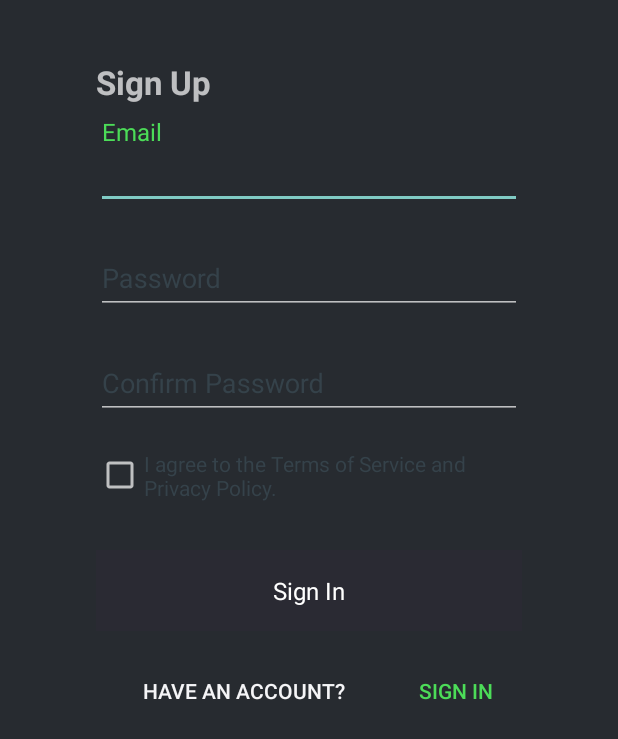
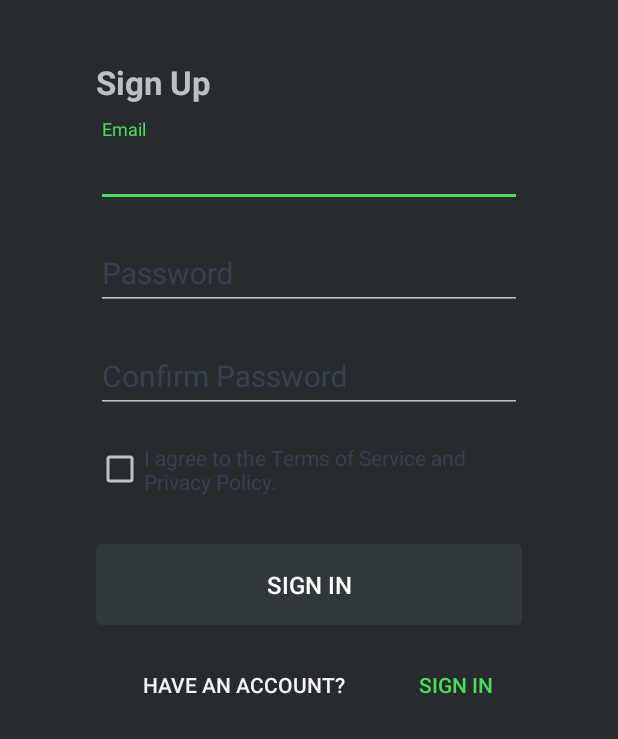
Before and after one commit to sdenom01/robogrow-android-kotlin, an Android app: the screen it shows after launch (RegisterActivity), after a tap on "SIGN UP", on a phone screen of 412 x 824 dp. Shown: the top 739 px of the screen. Run offline under Robolectric (Android 15) with nearby library versions, the phone set to English and light mode, and no system bars.

Commit message:
Added lots of style changes for login and registration pages

```diff
--- a/app/build.gradle
+++ b/app/build.gradle
@@ -28,10 +28,11 @@ dependencies {
     implementation "org.jetbrains.kotlin:kotlin-stdlib-jdk7:$kotlin_version"
     implementation 'androidx.appcompat:appcompat:1.0.2'
     implementation 'androidx.core:core-ktx:1.0.2'
-    implementation 'com.google.android.material:material:1.0.0'
+    implementation 'com.google.android.material:material:1.2.1'
     implementation 'androidx.annotation:annotation:1.0.2'
     implementation 'androidx.constraintlayout:constraintlayout:1.1.3'
     implementation 'androidx.lifecycle:lifecycle-extensions:2.0.0'
+    implementation 'com.android.volley:volley:1.1.1'
     testImplementation 'junit:junit:4.12'
     androidTestImplementation 'androidx.test:runner:1.1.1'
     androidTestImplementation 'androidx.test.espresso:espresso-core:3.1.1'
--- a/app/src/main/java/io/robogrow/ui/login/LoginActivity.kt
+++ b/app/src/main/java/io/robogrow/ui/login/LoginActivity.kt
@@ -9,6 +9,7 @@ import androidx.annotation.StringRes
 import androidx.appcompat.app.AppCompatActivity
 import android.text.Editable
 import android.text.TextWatcher
+import android.util.Log
 import android.view.View
 import android.view.inputmethod.EditorInfo
 import android.widget.Button
@@ -18,6 +19,7 @@ import android.widget.Toast
 
 import io.robogrow.R
 import io.robogrow.ui.register.RegisterActivity
+import kotlin.math.log
 
 class LoginActivity : AppCompatActivity() {
 
@@ -46,6 +48,7 @@ class LoginActivity : AppCompatActivity() {
             if (loginState.usernameError != null) {
                 username.error = getString(loginState.usernameError)
             }
+
             if (loginState.passwordError != null) {
                 password.error = getString(loginState.passwordError)
             }
@@ -75,7 +78,7 @@ class LoginActivity : AppCompatActivity() {
         }
 
         password.apply {
-            username.afterTextChanged {
+            password.afterTextChanged {
                 loginViewModel.loginDataChanged(
                     username.text.toString(),
                     password.text.toString()
--- a/app/src/main/java/io/robogrow/ui/register/RegisterActivity.kt
+++ b/app/src/main/java/io/robogrow/ui/register/RegisterActivity.kt
@@ -17,6 +17,7 @@ import android.widget.ProgressBar
 import android.widget.Toast
 
 import io.robogrow.R
+import io.robogrow.ui.login.LoginActivity
 
 class RegisterActivity : AppCompatActivity() {
 
@@ -115,7 +116,7 @@ class RegisterActivity : AppCompatActivity() {
             }
 
             signIn.setOnClickListener {
-                val intent = Intent(this@RegisterActivity, RegisterActivity::class.java).apply {
+                val intent = Intent(this@RegisterActivity, LoginActivity::class.java).apply {
 
                 }
 
--- /dev/null
+++ b/app/src/main/res/drawable-v24/robogrow_button_normal.xml
@@ -0,0 +1,5 @@
+<?xml version="1.0" encoding="utf-8"?>
+<shape xmlns:android="http://schemas.android.com/apk/res/android" android:shape="rectangle" android:padding="90dp">
+    <solid android:color="@color/colorAccent"/>
+    <corners android:bottomRightRadius="4dp" android:bottomLeftRadius="4dp" android:topLeftRadius="4dp" android:topRightRadius="4dp"/>
+</shape>
--- /dev/null
+++ b/app/src/main/res/drawable/robogrow_button_disabled.xml
@@ -0,0 +1,5 @@
+<?xml version="1.0" encoding="utf-8"?>
+<shape xmlns:android="http://schemas.android.com/apk/res/android" android:shape="rectangle" android:padding="90dp">
+    <solid android:color="@color/colorDisabled"/>
+    <corners android:bottomRightRadius="4dp" android:bottomLeftRadius="4dp" android:topLeftRadius="4dp" android:topRightRadius="4dp"/>
+</shape>
--- /dev/null
+++ b/app/src/main/res/drawable/robogrow_button_pressed.xml
@@ -0,0 +1,5 @@
+<?xml version="1.0" encoding="utf-8"?>
+<shape xmlns:android="http://schemas.android.com/apk/res/android" android:shape="rectangle" android:padding="90dp">
+    <solid android:color="@color/colorAccentDark"/>
+    <corners android:bottomRightRadius="4dp" android:bottomLeftRadius="4dp" android:topLeftRadius="4dp" android:topRightRadius="4dp"/>
+</shape>
--- /dev/null
+++ b/app/src/main/res/drawable/robogrow_button_selected.xml
@@ -0,0 +1,5 @@
+<?xml version="1.0" encoding="utf-8"?>
+<shape xmlns:android="http://schemas.android.com/apk/res/android" android:shape="rectangle" android:padding="90dp">
+    <solid android:color="@color/colorAccent"/>
+    <corners android:bottomRightRadius="4dp" android:bottomLeftRadius="4dp" android:topLeftRadius="4dp" android:topRightRadius="4dp"/>
+</shape>
--- /dev/null
+++ b/app/src/main/res/drawable/robogrow_button_selector.xml
@@ -0,0 +1,7 @@
+<?xml version="1.0" encoding="utf-8"?>
+<selector xmlns:android="http://schemas.android.com/apk/res/android">
+    <item android:drawable="@drawable/robogrow_button_selected" android:state_selected="true"></item>
+    <item android:drawable="@drawable/robogrow_button_pressed" android:state_pressed="true"></item>
+    <item android:drawable="@drawable/robogrow_button_disabled" android:state_enabled="false"></item>
+    <item android:drawable="@drawable/robogrow_button_normal"></item>
+</selector>
--- a/app/src/main/res/layout/activity_login.xml
+++ b/app/src/main/res/layout/activity_login.xml
@@ -36,6 +36,7 @@
 
     <com.google.android.material.textfield.TextInputLayout
         android:id="@+id/input_layout_username"
+        android:theme="@style/RobogrowTextLayoutLabel"
         android:layout_width="match_parent"
         android:layout_height="wrap_content"
         android:layout_marginTop="20dp"
@@ -45,8 +46,7 @@
         android:textColorHint="@color/roboHint"
         app:layout_constraintEnd_toEndOf="parent"
         app:layout_constraintStart_toStartOf="parent"
-        app:layout_constraintTop_toBottomOf="@id/logo_name"
-        app:hintTextAppearance="@style/RobogrowTextLayout">
+        app:layout_constraintTop_toBottomOf="@id/logo_name">
 
         <com.google.android.material.textfield.TextInputEditText
             android:id="@+id/et_username"
@@ -60,6 +60,7 @@
 
     <com.google.android.material.textfield.TextInputLayout
         android:id="@+id/input_layout_password"
+        android:theme="@style/RobogrowTextLayoutLabel"
         android:layout_width="match_parent"
         android:layout_height="wrap_content"
         android:layout_marginTop="20dp"
@@ -69,8 +70,7 @@
         android:textColorHint="@color/roboHint"
         app:layout_constraintEnd_toEndOf="parent"
         app:layout_constraintStart_toStartOf="parent"
-        app:layout_constraintTop_toBottomOf="@id/input_layout_username"
-        app:hintTextAppearance="@style/RobogrowTextLayout">
+        app:layout_constraintTop_toBottomOf="@id/input_layout_username">
 
         <com.google.android.material.textfield.TextInputEditText
             android:id="@+id/et_password"
@@ -84,7 +84,6 @@
     </com.google.android.material.textfield.TextInputLayout>
 
     <Button
-        style="@style/Widget.MaterialComponents.Button"
         android:id="@+id/login"
         android:layout_width="match_parent"
         android:layout_height="wrap_content"
@@ -93,7 +92,7 @@
         android:layout_marginStart="48dp"
         android:layout_marginEnd="48dp"
         android:enabled="false"
-        android:background="@color/colorAccent"
+        android:background="@drawable/robogrow_button_selector"
         android:textSize="16sp"
         android:padding="16dp"
         android:textColor="@android:color/white"
--- a/app/src/main/res/layout/activity_register.xml
+++ b/app/src/main/res/layout/activity_register.xml
@@ -27,6 +27,7 @@
 
     <com.google.android.material.textfield.TextInputLayout
         android:id="@+id/input_layout_username"
+        android:theme="@style/RobogrowTextLayoutLabel"
         android:layout_width="match_parent"
         android:layout_height="wrap_content"
         android:layout_marginTop="10dp"
@@ -36,8 +37,7 @@
         android:textColorHint="@color/roboHint"
         app:layout_constraintEnd_toEndOf="parent"
         app:layout_constraintStart_toStartOf="parent"
-        app:layout_constraintTop_toBottomOf="@id/tv_sign_up"
-        app:hintTextAppearance="@style/RobogrowTextLayout">
+        app:layout_constraintTop_toBottomOf="@id/tv_sign_up">
 
         <com.google.android.material.textfield.TextInputEditText
             android:id="@+id/et_username"
@@ -51,6 +51,7 @@
 
     <com.google.android.material.textfield.TextInputLayout
         android:id="@+id/input_layout_password"
+        android:theme="@style/RobogrowTextLayoutLabel"
         android:layout_width="match_parent"
         android:layout_height="wrap_content"
         android:layout_marginTop="10dp"
@@ -60,8 +61,7 @@
         android:textColorHint="@color/roboHint"
         app:layout_constraintEnd_toEndOf="parent"
         app:layout_constraintStart_toStartOf="parent"
-        app:layout_constraintTop_toBottomOf="@id/input_layout_username"
-        app:hintTextAppearance="@style/RobogrowTextLayout">
+        app:layout_constraintTop_toBottomOf="@id/input_layout_username">
 
         <com.google.android.material.textfield.TextInputEditText
             android:id="@+id/et_password"
@@ -74,6 +74,7 @@
 
     <com.google.android.material.textfield.TextInputLayout
         android:id="@+id/input_layout_password_2"
+        android:theme="@style/RobogrowTextLayoutLabel"
         android:layout_width="match_parent"
         android:layout_height="wrap_content"
         android:layout_marginTop="10dp"
@@ -83,8 +84,7 @@
         android:textColorHint="@color/roboHint"
         app:layout_constraintEnd_toEndOf="parent"
         app:layout_constraintStart_toStartOf="parent"
-        app:layout_constraintTop_toBottomOf="@id/input_layout_password"
-        app:hintTextAppearance="@style/RobogrowTextLayout">
+        app:layout_constraintTop_toBottomOf="@id/input_layout_password">
 
         <com.google.android.material.textfield.TextInputEditText
             android:id="@+id/et_password_2"
@@ -109,7 +109,6 @@
         android:text="I agree to the Terms of Service and Privacy Policy."/>
 
     <Button
-        style="@style/Widget.MaterialComponents.Button"
         android:id="@+id/register"
         android:layout_width="match_parent"
         android:layout_height="wrap_content"
@@ -118,7 +117,7 @@
         android:layout_marginStart="48dp"
         android:layout_marginEnd="48dp"
         android:enabled="false"
-        android:background="@color/colorAccent"
+        android:background="@drawable/robogrow_button_selector"
         android:textSize="16sp"
         android:padding="16dp"
         android:textColor="@android:color/white"
@@ -146,7 +145,6 @@
             android:textColor="@color/roboLight"
             android:text="Have an account?"/>
 
-
         <Button
             android:id="@+id/bt_sign_in"
             style="@style/Widget.AppCompat.Button.Borderless"
--- a/app/src/main/res/values/colors.xml
+++ b/app/src/main/res/values/colors.xml
@@ -3,6 +3,8 @@
     <color name="colorPrimary">#4CDC58</color>
     <color name="colorPrimaryDark">#272B30</color>
     <color name="colorAccent">#26A3C7</color>
+    <color name="colorAccentDark">#208aa7</color>
+    <color name="colorDisabled">#31383a</color>
 
     <color name="roboHint">#35424a</color>
     <color name="roboLight">#F5F5F7</color>
--- a/app/src/main/res/values/styles.xml
+++ b/app/src/main/res/values/styles.xml
@@ -1,7 +1,7 @@
 <resources>
 
     <!-- Base application theme. -->
-    <style name="AppTheme" parent="Theme.AppCompat.Light.DarkActionBar">
+    <style name="AppTheme"  parent="Theme.MaterialComponents">
         <!-- Customize your theme here. -->
         <item name="colorPrimary">@color/colorPrimary</item>
         <item name="colorPrimaryDark">@color/colorPrimaryDark</item>
@@ -15,13 +15,14 @@
         <item name="colorAccent">@color/colorAccent</item>
     </style>
 
-    <style name="RobogrowTextLayout" parent="Widget.AppCompat.EditText">
-        <!-- Customize your theme here. -->
+    <style name="RobogrowTextLayoutLabel" parent="Widget.Design.TextInputLayout">
+        <!-- Hint color and label color in FALSE state -->
         <item name="android:textColorHint">@color/colorPrimary</item>
-        <item name="android:textColor">@color/colorPrimary</item>
-        <item name="android:textSize">16sp</item>
+        <item name="android:textSize">20sp</item>
+        <!-- Label color in TRUE state and bar color FALSE and TRUE State -->
+        <item name="colorAccent">@color/colorPrimary</item>
 
-        <item type="attr" name="colorPrimary">?attr/colorPrimary</item>
+        <item name="colorPrimary">@color/colorPrimary</item>
+        <item name="colorOnSurface">@color/colorPrimary</item>
     </style>
-
 </resources>
```
